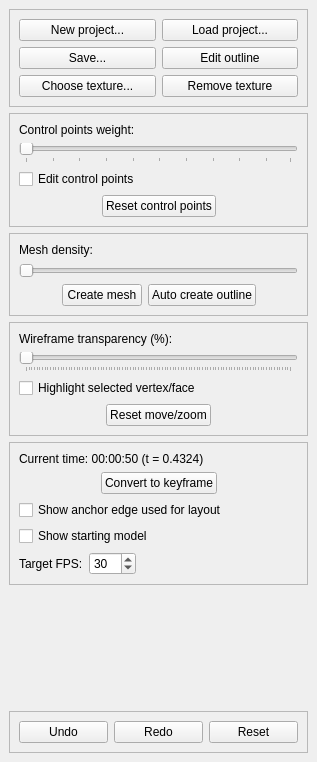
Before: the Qt Designer form GUI/SidePanel.ui in maximlevitsky/animations-editor-bdmorph, drawn with Qt 5.
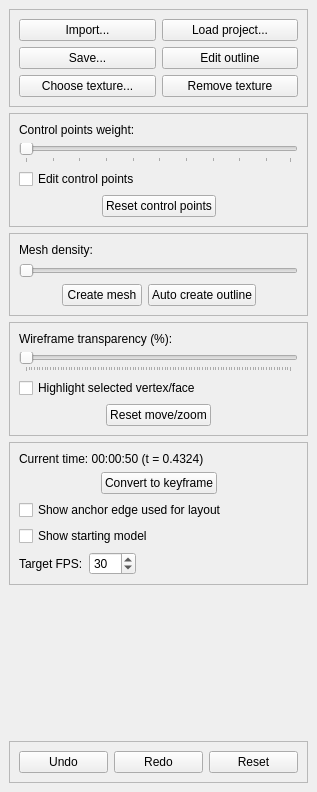
After: the same form once the commit is applied. Custom widgets are drawn as their Qt base class.

```diff
--- a/GUI/SidePanel.ui
+++ b/GUI/SidePanel.ui
@@ -7,7 +7,7 @@
     <x>0</x>
     <y>0</y>
     <width>317</width>
-    <height>762</height>
+    <height>792</height>
    </rect>
   </property>
   <property name="sizePolicy">
@@ -63,7 +63,7 @@
          <item>
           <widget class="QPushButton" name="btnNewModel">
            <property name="text">
-            <string>New project...</string>
+            <string>Import...</string>
            </property>
           </widget>
          </item>
```
Left out of the diff: 12 changed lines with no effect on the pictures.
